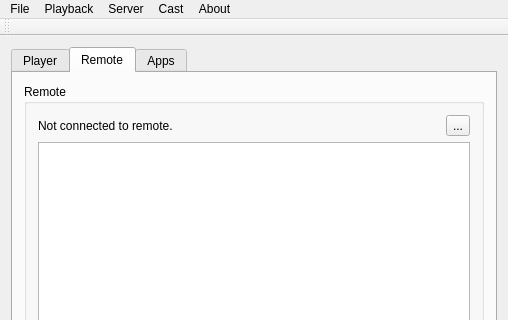
The window that player/NymphCastPlayer/mainwindow.ui (MayaPosch/NymphCast) describes before a commit, drawn with Qt 5; both pictures show x 0 to 508 and y 0 to 320 of the 508 by 637 pixel window.
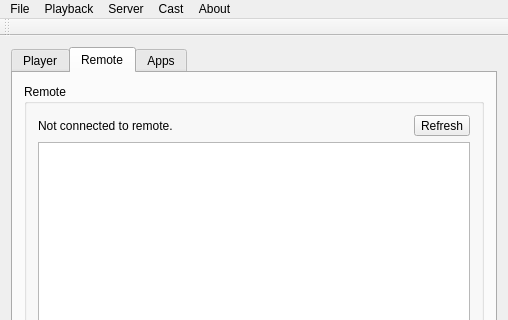
The same window after the commit. Icons and pictures are not drawn.

Patch:
```diff
--- a/player/NymphCastPlayer/mainwindow.ui
+++ b/player/NymphCastPlayer/mainwindow.ui
@@ -231,7 +231,7 @@
              <item>
               <widget class="QToolButton" name="connectToolButton">
                <property name="text">
-                <string>...</string>
+                <string>Refresh</string>
                </property>
                <property name="icon">
                 <iconset resource="resources.qrc">
```
Left out of the diff: 5 changed lines with no effect on the pictures.
